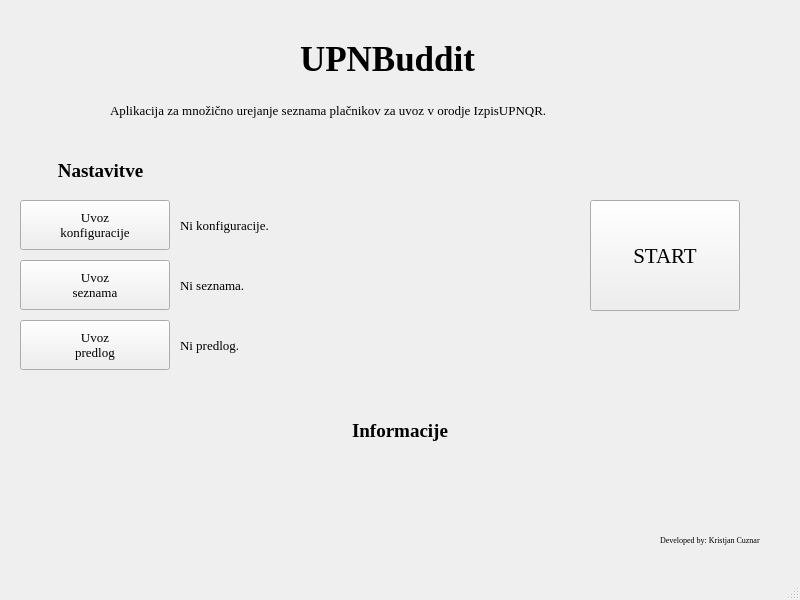
This is gui/menu.ui in CuAuPro/UPNBuddit as Qt 5 draws it before an edit. The edited form follows.
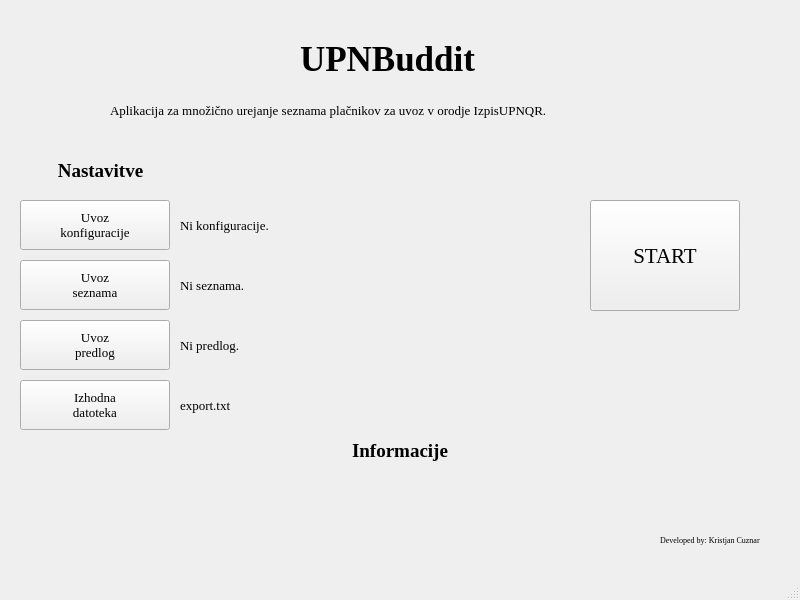
This is the edited form.

What changed in the file:
```diff
--- a/gui/menu.ui
+++ b/gui/menu.ui
@@ -191,7 +191,7 @@
     <property name="geometry">
      <rect>
       <x>0</x>
-      <y>410</y>
+      <y>430</y>
       <width>800</width>
       <height>41</height>
      </rect>
@@ -221,9 +221,9 @@
     <property name="geometry">
      <rect>
       <x>0</x>
-      <y>460</y>
+      <y>480</y>
       <width>800</width>
-      <height>61</height>
+      <height>41</height>
      </rect>
     </property>
     <property name="font">
@@ -305,6 +305,45 @@
      <string>Developed by: Kristjan Cuznar</string>
     </property>
    </widget>
+   <widget class="QLabel" name="l_selectOutputFIle">
+    <property name="geometry">
+     <rect>
+      <x>180</x>
+      <y>380</y>
+      <width>401</width>
+      <height>50</height>
+     </rect>
+    </property>
+    <property name="font">
+     <font>
+      <family>Times New Roman</family>
+      <pointsize>10</pointsize>
+     </font>
+    </property>
+    <property name="text">
+     <string>export.txt</string>
+    </property>
+   </widget>
+   <widget class="QPushButton" name="pb_selectOutputFIle">
+    <property name="geometry">
+     <rect>
+      <x>20</x>
+      <y>380</y>
+      <width>150</width>
+      <height>50</height>
+     </rect>
+    </property>
+    <property name="font">
+     <font>
+      <family>Times New Roman</family>
+      <pointsize>10</pointsize>
+     </font>
+    </property>
+    <property name="text">
+     <string>Izhodna
+datoteka</string>
+    </property>
+   </widget>
   </widget>
   <widget class="QMenuBar" name="menubar">
    <property name="geometry">
```
